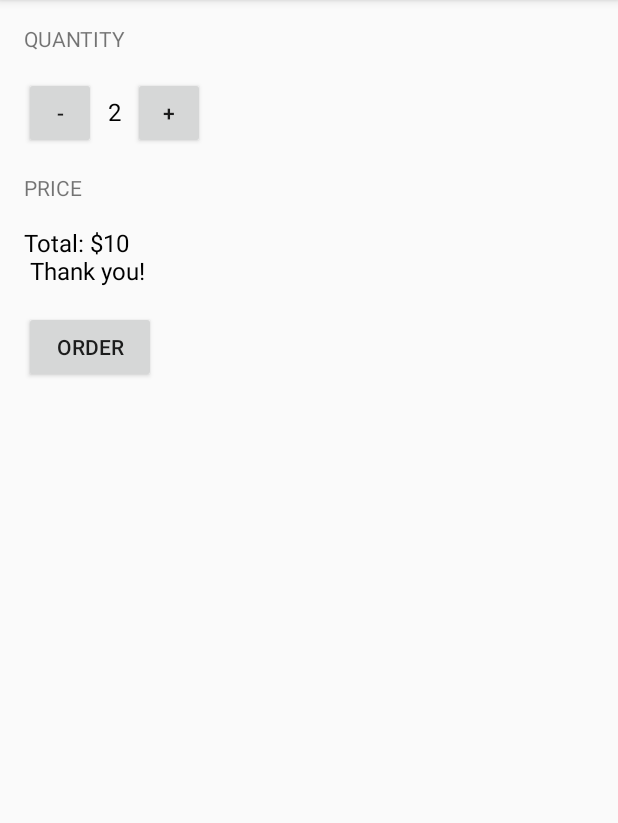
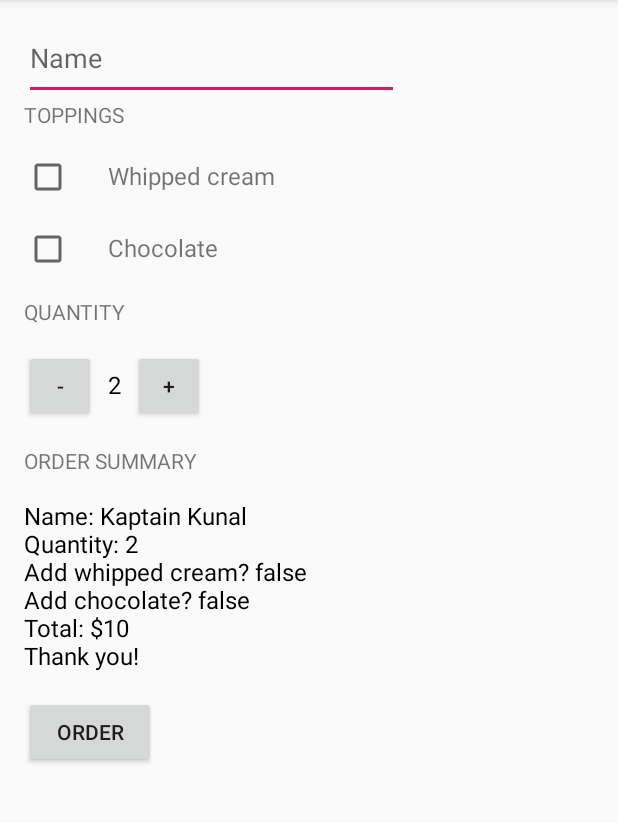
Before and after one commit to Bennbuild/TestStuff, an Android app: the screen it shows after launch (MainActivity), after a tap on "ORDER", on a phone screen of 412 x 824 dp, the part 84-907 px from its top. Run offline under Robolectric (Android 15) with nearby library versions, the phone set to English and light mode, and no system bars.

Commit message:
Updates en shit

```diff
--- a/app/src/main/java/com/example/android/justjava/MainActivity.java
+++ b/app/src/main/java/com/example/android/justjava/MainActivity.java
@@ -12,7 +12,9 @@ package com.example.android.justjava;
 
 import android.os.Bundle;
 import android.support.v7.app.AppCompatActivity;
+import android.util.Log;
 import android.view.View;
+import android.widget.CheckBox;
 import android.widget.TextView;
 
 import java.text.NumberFormat;
@@ -34,8 +36,8 @@ public class MainActivity extends AppCompatActivity {
      * This method is called when the order button is clicked.
      */
     public void submitOrder(View view) {
-        int price = quantity * 5;
-        String priceMessage = "Total: $" + price + "\n Thank you!";
+        int price = calculatePrice();
+        String priceMessage = createOrderSummary(price);
         displayMessage(priceMessage);
     }
 
@@ -58,18 +60,24 @@ public class MainActivity extends AppCompatActivity {
     }
 
     /**
-     * This method displays the given price on the screen.
-     */
-    private void displayPrice(int number) {
-        TextView priceTextView = (TextView) findViewById(R.id.price_text_view);
-        priceTextView.setText(NumberFormat.getCurrencyInstance().format(number));
-    }
-
-    /**
      * This method displays the given text on the screen.
      */
     private void displayMessage(String message) {
-        TextView priceTextView = (TextView) findViewById(R.id.price_text_view);
-        priceTextView.setText(message);
+       TextView orderSummaryTextView = findViewById(R.id.order_summary_text_view);
+        orderSummaryTextView.setText(message);
+    }
+
+    private int calculatePrice()  {
+        int price = quantity * 5;
+        return price;
+    }
+
+    private String createOrderSummary(int price) {
+        CheckBox whippedCream = findViewById(R.id.whippedCreamBox);
+        boolean isWhippedCream = whippedCream.isChecked();
+        CheckBox chocolate = findViewById(R.id.chocolateCreamBox);
+        boolean isChocolate = chocolate.isChecked();
+        String message = "Name: Kaptain Kunal\nQuantity: " + quantity + "\nAdd whipped cream? " + isWhippedCream + "\nAdd chocolate? " + isChocolate + "\nTotal: $" + price + "\nThank you!";
+        return message;
     }
 }
--- a/app/src/main/res/layout/activity_main.xml
+++ b/app/src/main/res/layout/activity_main.xml
@@ -1,12 +1,68 @@
 <?xml version="1.0" encoding="utf-8"?>
-<LinearLayout xmlns:android="http://schemas.android.com/apk/res/android"
+<ScrollView xmlns:android="http://schemas.android.com/apk/res/android"
     xmlns:app="http://schemas.android.com/apk/res-auto"
     xmlns:tools="http://schemas.android.com/tools"
+    android:layout_width="match_parent"
+    android:layout_height="match_parent">
+
+
+    <LinearLayout
         android:layout_width="match_parent"
         android:layout_height="match_parent"
         android:orientation="vertical"
         android:padding="16dp"
         tools:context=".MainActivity">
+
+        <EditText
+            android:layout_width="250dp"
+            android:layout_height="wrap_content"
+            android:hint="Name"
+            android:inputType="textMultiLine"
+            android:paddingBottom="16dp"/>
+
+        <TextView
+            android:layout_width="wrap_content"
+            android:layout_height="wrap_content"
+            android:paddingBottom="16dp"
+            android:text="TOPPINGS" />
+
+        <LinearLayout
+            android:layout_width="wrap_content"
+            android:layout_height="wrap_content"
+            android:paddingBottom="16dp">
+
+            <CheckBox
+                android:id="@+id/whippedCreamBox"
+                android:layout_width="wrap_content"
+                android:layout_height="wrap_content"
+                android:paddingRight="24dp" />
+
+            <TextView
+                android:layout_width="wrap_content"
+                android:layout_height="wrap_content"
+                android:text="Whipped cream"
+                android:textSize="16sp" />
+
+        </LinearLayout>
+
+        <LinearLayout
+            android:layout_width="wrap_content"
+            android:layout_height="wrap_content"
+            android:paddingBottom="16dp">
+
+            <CheckBox
+                android:id="@+id/chocolateCreamBox"
+                android:layout_width="wrap_content"
+                android:layout_height="wrap_content"
+                android:paddingRight="24dp" />
+
+            <TextView
+                android:layout_width="wrap_content"
+                android:layout_height="wrap_content"
+                android:text="Chocolate"
+                android:textSize="16sp" />
+
+        </LinearLayout>
 
         <TextView
             android:layout_width="wrap_content"
@@ -48,10 +104,10 @@
             android:layout_height="wrap_content"
             android:paddingTop="16dp"
             android:paddingBottom="16dp"
-        android:text="PRICE" />
+            android:text="ORDER SUMMARY" />
 
         <TextView
-        android:id="@+id/price_text_view"
+            android:id="@+id/order_summary_text_view"
             android:layout_width="wrap_content"
             android:layout_height="wrap_content"
             android:paddingBottom="16dp"
@@ -67,3 +123,4 @@
 
 
     </LinearLayout>
+</ScrollView>
```
Lines whose indentation alone changed are shown as unchanged.
